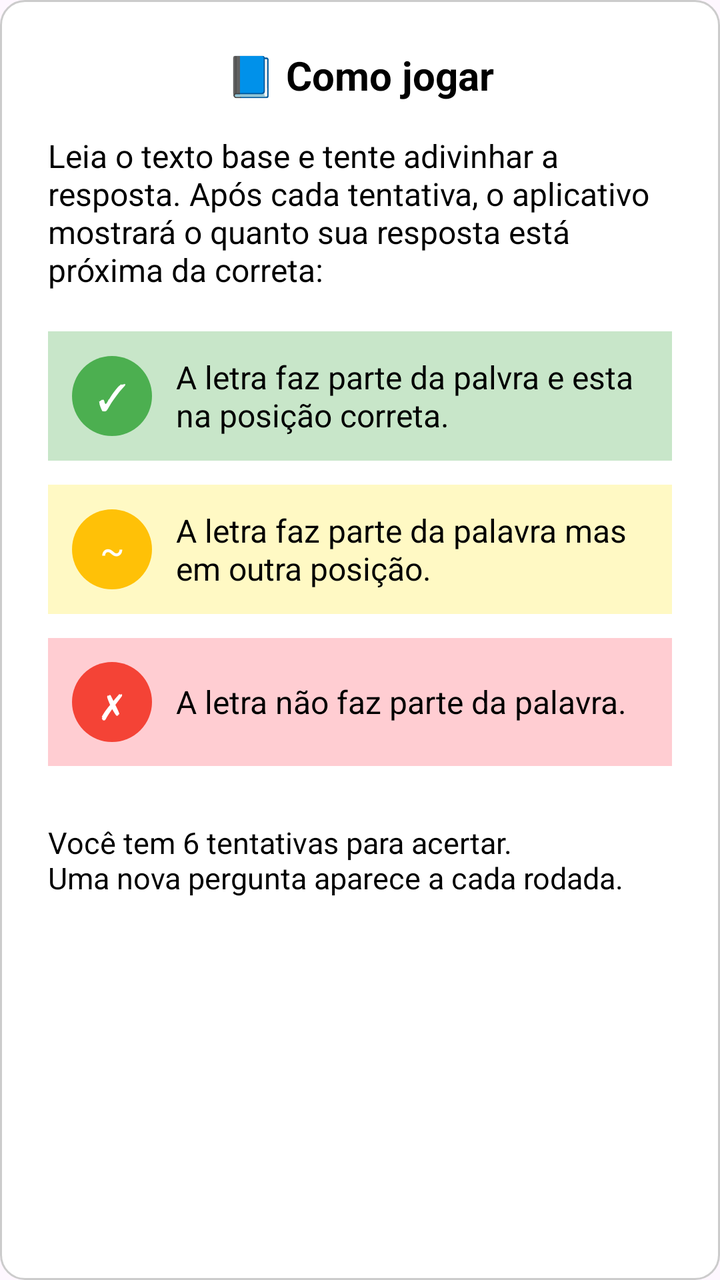
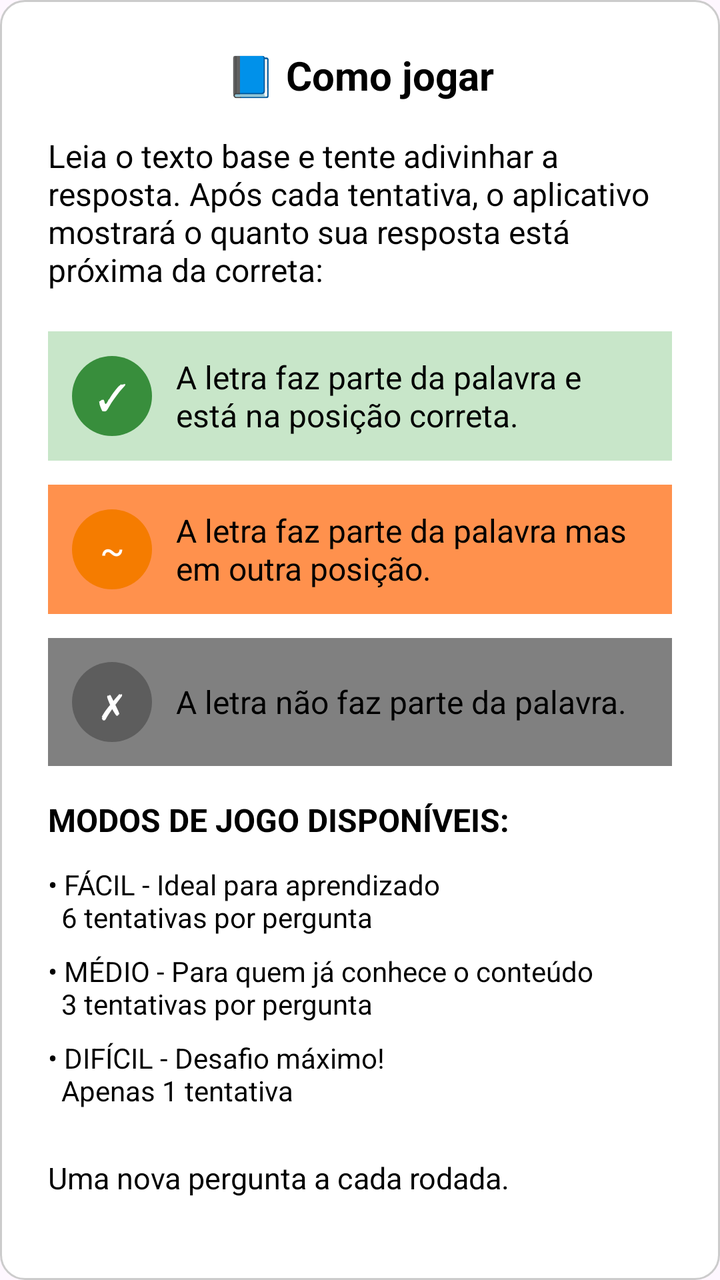

Before-and-after screenshots of an Android layout around one commit, followed by the original layout XML and the change that was made.
<!-- AndroidManifest.xml: application theme Theme.QuizEduca -->
<!-- res/layout/dialogo_ajuda.xml -->
<?xml version="1.0" encoding="utf-8"?>
<ScrollView xmlns:android="http://schemas.android.com/apk/res/android"
    android:layout_width="300dp"
    android:layout_height="wrap_content"
    android:background="@drawable/dialog_background"
    android:padding="24dp">

    <LinearLayout
        android:layout_width="match_parent"
        android:layout_height="wrap_content"
        android:orientation="vertical">

        
        <TextView
            android:layout_width="wrap_content"
            android:layout_height="wrap_content"
            android:text="📘 Como jogar"
            android:textSize="20sp"
            android:textStyle="bold"
            android:textColor="#000000"
            android:layout_gravity="center"
            android:layout_marginBottom="16dp" />

        
        <TextView
            android:layout_width="match_parent"
            android:layout_height="wrap_content"
            android:text="Leia o texto base e tente adivinhar a resposta. Após cada tentativa, o aplicativo mostrará o quanto sua resposta está próxima da correta:"
            android:textSize="16sp"
            android:textColor="#000000"
            android:layout_marginBottom="20dp" />

        
        <LinearLayout
            android:layout_width="match_parent"
            android:layout_height="wrap_content"
            android:orientation="horizontal"
            android:gravity="center_vertical"
            android:background="#C8E6C9"
            android:padding="12dp"
            android:layout_marginBottom="12dp"
            android:clipToOutline="true">

            <TextView
                android:layout_width="40dp"
                android:layout_height="40dp"
                android:gravity="center"
                android:text="✓"
                android:textSize="18sp"
                android:textColor="#FFFFFF"
                android:background="@drawable/bg_circle_green" />

            <TextView
                android:layout_width="0dp"
                android:layout_height="wrap_content"
                android:layout_weight="1"
                android:paddingStart="12dp"
                android:text="A letra faz parte da palvra e esta na posição correta."
                android:textColor="#000000"
                android:textSize="16sp" />
        </LinearLayout>

        
        <LinearLayout
            android:layout_width="match_parent"
            android:layout_height="wrap_content"
            android:orientation="horizontal"
            android:gravity="center_vertical"
            android:background="#FFF9C4"
            android:padding="12dp"
            android:layout_marginBottom="12dp"
            android:clipToOutline="true">

            <TextView
                android:layout_width="40dp"
                android:layout_height="40dp"
                android:gravity="center"
                android:text="~"
                android:textSize="18sp"
                android:textColor="#FFFFFF"
                android:background="@drawable/bg_circle_yellow" />

            <TextView
                android:layout_width="0dp"
                android:layout_height="wrap_content"
                android:layout_weight="1"
                android:paddingStart="12dp"
                android:text="A letra faz parte da palavra mas em outra posição."
                android:textColor="#000000"
                android:textSize="16sp" />
        </LinearLayout>

        
        <LinearLayout
            android:layout_width="match_parent"
            android:layout_height="wrap_content"
            android:orientation="horizontal"
            android:gravity="center_vertical"
            android:background="#FFCDD2"
            android:padding="12dp"
            android:layout_marginBottom="16dp"
            android:clipToOutline="true">

            <TextView
                android:layout_width="40dp"
                android:layout_height="40dp"
                android:gravity="center"
                android:text="✗"
                android:textSize="18sp"
                android:textColor="#FFFFFF"
                android:background="@drawable/bg_circle_red" />

            <TextView
                android:layout_width="0dp"
                android:layout_height="wrap_content"
                android:layout_weight="1"
                android:paddingStart="12dp"
                android:text="A letra não faz parte da palavra."
                android:textColor="#000000"
                android:textSize="16sp" />
        </LinearLayout>

        
        <TextView
            android:layout_width="match_parent"
            android:layout_height="wrap_content"
            android:text="Você tem 6 tentativas para acertar.\nUma nova pergunta aparece a cada rodada."
            android:textSize="15sp"
            android:textColor="#000000"
            android:layout_marginTop="12dp" />

    </LinearLayout>
</ScrollView>
<!-- resources referenced by this layout -->
<resources>
  <!-- drawable bg_circle_green (drawable) -->
  <?xml version="1.0" encoding="utf-8"?>
  <shape xmlns:android="http://schemas.android.com/apk/res/android"
      android:shape="oval">
      <solid android:color="#4CAF50"/>
      <size
          android:width="40dp"
          android:height="40dp"/>
  </shape>
  <!-- drawable bg_circle_red (drawable) -->
  <shape xmlns:android="http://schemas.android.com/apk/res/android"
      android:shape="oval">
      <solid android:color="#F44336"/>
      <size
          android:width="40dp"
          android:height="40dp"/>
  </shape>
  <!-- drawable bg_circle_yellow (drawable) -->
  <?xml version="1.0" encoding="utf-8"?>
  <shape xmlns:android="http://schemas.android.com/apk/res/android"
      android:shape="oval">
      <solid android:color="#FFC107"/>
      <size
          android:width="40dp"
          android:height="40dp"/>
  </shape>
  <!-- drawable dialog_background (drawable) -->
  <?xml version="1.0" encoding="utf-8"?>
  <shape xmlns:android="http://schemas.android.com/apk/res/android">
      <solid android:color="#FFFFFF" />
      <corners android:radius="12dp" />
      <stroke
          android:width="1dp"
          android:color="#CCCCCC" />
  </shape>
  <style name="Theme.QuizEduca" parent="Theme.Material3.DayNight.NoActionBar">
          <item name="colorPrimary">@color/colorPrimary</item>
          <item name="colorPrimaryVariant">@color/colorPrimaryDark</item>
          <item name="colorOnPrimary">@color/white</item>
          <item name="colorSecondary">@color/colorSecondary</item>
          <item name="colorSecondaryVariant">@color/colorSecondaryDark</item>
          <item name="colorOnSecondary">@color/black</item>
          <item name="android:statusBarColor">?attr/colorPrimaryVariant</item>
      </style>
  <color name="colorPrimary">#3A8C9E</color>
  <color name="colorPrimaryDark">#2A6C7E</color>
  <color name="white">#FFFFFFFF</color>
  <color name="colorSecondary">#FF914D</color>
  <color name="colorSecondaryDark">#E6712D</color>
  <color name="black">#FF000000</color>
</resources>

<!-- the commit's change to res/layout/dialogo_ajuda.xml (unified diff, before → after) -->
@@ -55,7 +55,7 @@
                 android:layout_height="wrap_content"
                 android:layout_weight="1"
                 android:paddingStart="12dp"
-                android:text="A letra faz parte da palvra e esta na posição correta."
+                android:text="A letra faz parte da palavra e está na posição correta."
                 android:textColor="#000000"
                 android:textSize="16sp" />
         </LinearLayout>
@@ -66,7 +66,7 @@
             android:layout_height="wrap_content"
             android:orientation="horizontal"
             android:gravity="center_vertical"
-            android:background="#FFF9C4"
+            android:background="@color/colorSecondary"
             android:padding="12dp"
             android:layout_marginBottom="12dp"
             android:clipToOutline="true">
@@ -78,7 +78,7 @@
                 android:text="~"
                 android:textSize="18sp"
                 android:textColor="#FFFFFF"
-                android:background="@drawable/bg_circle_yellow" />
+                android:background="@drawable/bg_circle_laranja" />
 
             <TextView
                 android:layout_width="0dp"
@@ -96,7 +96,7 @@
             android:layout_height="wrap_content"
             android:orientation="horizontal"
             android:gravity="center_vertical"
-            android:background="#FFCDD2"
+            android:background="@color/cinza_tecla"
             android:padding="12dp"
             android:layout_marginBottom="16dp"
             android:clipToOutline="true">
@@ -108,7 +108,7 @@
                 android:text="✗"
                 android:textSize="18sp"
                 android:textColor="#FFFFFF"
-                android:background="@drawable/bg_circle_red" />
+                android:background="@drawable/bg_circle_cinza" />
 
             <TextView
                 android:layout_width="0dp"
@@ -124,10 +124,47 @@
         <TextView
             android:layout_width="match_parent"
             android:layout_height="wrap_content"
-            android:text="Você tem 6 tentativas para acertar.\nUma nova pergunta aparece a cada rodada."
+            android:text="MODOS DE JOGO DISPONÍVEIS:"
+            android:textSize="16sp"
+            android:textStyle="bold"
+            android:textColor="#000000"
+            android:layout_marginBottom="12dp" />
+
+        
+        <TextView
+            android:layout_width="match_parent"
+            android:layout_height="wrap_content"
+            android:text="• FÁCIL - Ideal para aprendizado\n  6 tentativas por pergunta"
+            android:textSize="14sp"
+            android:textColor="#000000"
+            android:layout_marginBottom="8dp" />
+
+        
+        <TextView
+            android:layout_width="match_parent"
+            android:layout_height="wrap_content"
+            android:text="• MÉDIO - Para quem já conhece o conteúdo\n  3 tentativas por pergunta"
+            android:textSize="14sp"
+            android:textColor="#000000"
+            android:layout_marginBottom="8dp" />
+
+        
+        <TextView
+            android:layout_width="match_parent"
+            android:layout_height="wrap_content"
+            android:text="• DIFÍCIL - Desafio máximo!\n  Apenas 1 tentativa"
+            android:textSize="14sp"
+            android:textColor="#000000"
+            android:layout_marginBottom="16dp" />
+
+        
+        <TextView
+            android:layout_width="match_parent"
+            android:layout_height="wrap_content"
+            android:text="Uma nova pergunta a cada rodada."
             android:textSize="15sp"
             android:textColor="#000000"
-            android:layout_marginTop="12dp" />
+            android:layout_marginTop="8dp" />
 
     </LinearLayout>
 </ScrollView>
<!-- resource entries referenced after the edit -->
@@ -1,27 +1,20 @@
 <!-- resources referenced by this layout -->
 <resources>
+  <color name="cinza_tecla">#808080</color>
   <!-- drawable bg_circle_green (drawable) -->
   <?xml version="1.0" encoding="utf-8"?>
   <shape xmlns:android="http://schemas.android.com/apk/res/android"
       android:shape="oval">
-      <solid android:color="#4CAF50"/>
+      <solid android:color="#388E3C"/>
       <size
           android:width="40dp"
           android:height="40dp"/>
   </shape>
-  <!-- drawable bg_circle_red (drawable) -->
-  <shape xmlns:android="http://schemas.android.com/apk/res/android"
-      android:shape="oval">
-      <solid android:color="#F44336"/>
-      <size
-          android:width="40dp"
-          android:height="40dp"/>
-  </shape>
-  <!-- drawable bg_circle_yellow (drawable) -->
+  <!-- drawable bg_circle_laranja (drawable) -->
   <?xml version="1.0" encoding="utf-8"?>
   <shape xmlns:android="http://schemas.android.com/apk/res/android"
       android:shape="oval">
-      <solid android:color="#FFC107"/>
+      <solid android:color="#F57C00"/>
       <size
           android:width="40dp"
           android:height="40dp"/>
@@ -48,6 +41,14 @@
   <color name="colorPrimaryDark">#2A6C7E</color>
   <color name="white">#FFFFFFFF</color>
   <color name="colorSecondary">#FF914D</color>
+  <!-- drawable bg_circle_cinza (drawable) -->
+  <shape xmlns:android="http://schemas.android.com/apk/res/android"
+      android:shape="oval">
+      <solid android:color="#5D5D5D"/>
+      <size
+          android:width="40dp"
+          android:height="40dp"/>
+  </shape>
   <color name="colorSecondaryDark">#E6712D</color>
   <color name="black">#FF000000</color>
 </resources>
